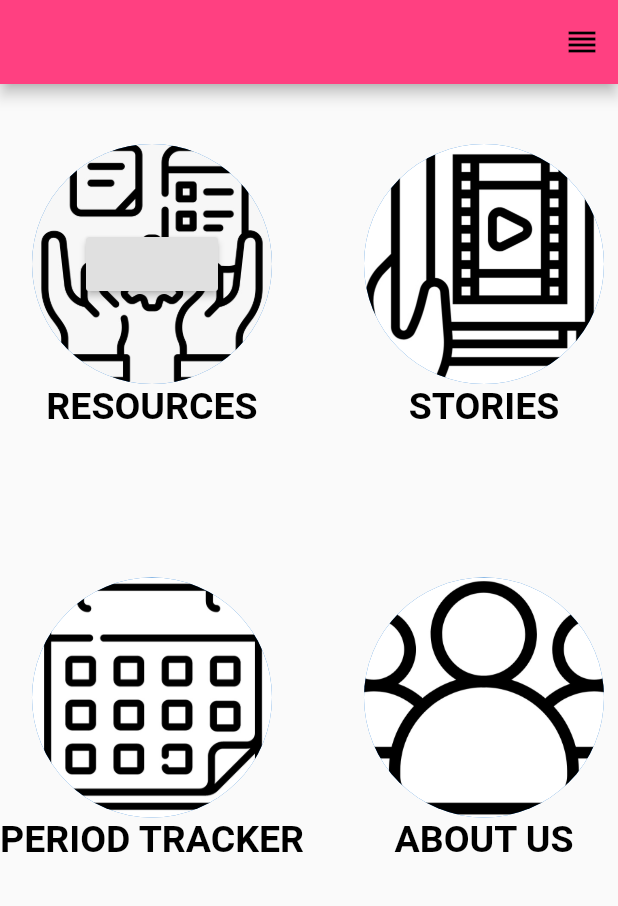
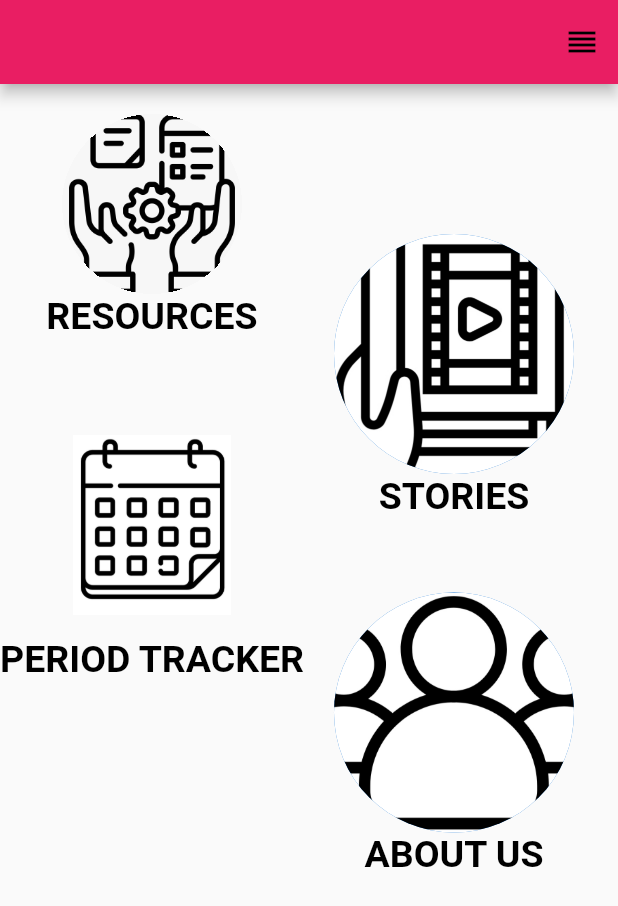
Before and after one commit to Social-Projects-Club-IIT-BHU/Healthcare-App, a Flutter app: the screen it shows after launch, on a phone screen of 412 x 824 dp. Shown: the top 906 px of the screen. Run offline on Flutter 3.47's test engine with Material 2 defaults, Android fonts, the light colour scheme and no system bars; our stand-ins replace hexcolor.

Commit message:
improved the layout of icons

```diff
--- a/Healthcare-App/lib/main.dart
+++ b/Healthcare-App/lib/main.dart
@@ -1,5 +1,5 @@
 import 'dart:ui';
-
+import 'package:hexcolor/hexcolor.dart'; // make easier to use hex code to set the color
 import 'package:flutter/material.dart';
 import 'resources.dart';
 
@@ -22,30 +22,45 @@ class MyHome extends StatelessWidget {
       appBar: AppBar(
         actions: <Widget>[
           IconButton(
+            onPressed: () {
+              print("I am pressed");
+            },
             icon: Icon(
               Icons.reorder,
               color: Colors.black,
             ),
           ),
         ],
-        backgroundColor: Colors.pinkAccent,
+        backgroundColor: HexColor("#ffe91e63"),
       ),
-      body: Row(
+      body: Container(
+        // color: HexColor("#ffffffff"), Use this to change the color of the  background of the main page.
+        child: Row(
           children: <Widget>[
             Column(
               children: <Widget>[
                 SizedBox(
-                height: 40.00,
+                  height: 20.00,
                 ),
-              CircleAvatar(
-                child: RaisedButton(onPressed: () {
+                Material(
+                  shape: CircleBorder(),
+                  clipBehavior: Clip.hardEdge,
+                  color: Colors.transparent,
+                  child: Ink.image(
+                    image: AssetImage("Images/Image4.jpeg"),
+                    width: 120.0,
+                    height: 120.0,
+                    child: InkWell(
+                      onTap: () {
                         Navigator.push(
                           context,
-                    MaterialPageRoute(builder: (context) => SecondPage()),
+                          MaterialPageRoute(
+                            builder: (context) => ResourcePage(),
+                          ),
                         );
-                }),
-                radius: 80.00,
-                backgroundImage: AssetImage('Images/Image4.jpeg'),
+                      },
+                    ),
+                  ),
                 ),
                 Text(
                   'RESOURCES',
@@ -56,11 +71,18 @@ class MyHome extends StatelessWidget {
                   ),
                 ),
                 SizedBox(
-                height: 100.00,
+                  height: 50.00,
                 ),
-              CircleAvatar(
-                radius: 80.00,
-                backgroundImage: AssetImage('Images/Image3.jpeg'),
+                RawMaterialButton(
+                  onPressed: () {},
+                  // fillColor: HexColor("#ffff4081"),
+                  child: Image(
+                    image: AssetImage("Images/Image3.jpeg"),
+                    width: 120.0,
+                    height: 120.0,
+                  ),
+                  padding: EdgeInsets.all(15.0),
+                  shape: CircleBorder(),
                 ),
                 Text(
                   'PERIOD TRACKER',
@@ -73,12 +95,12 @@ class MyHome extends StatelessWidget {
               ],
             ),
             SizedBox(
-            width: 40.00,
+              width: 20.00,
             ),
             Column(
               children: <Widget>[
                 SizedBox(
-                height: 40.00,
+                  height: 100.00,
                 ),
                 CircleAvatar(
                   radius: 80.00,
@@ -93,7 +115,7 @@ class MyHome extends StatelessWidget {
                   ),
                 ),
                 SizedBox(
-                height: 100.00,
+                  height: 50.00,
                 ),
                 CircleAvatar(
                   radius: 80.00,
@@ -111,6 +133,7 @@ class MyHome extends StatelessWidget {
             ),
           ],
         ),
+      ),
     );
   }
 }
```
Lines whose indentation alone changed are shown as unchanged.
